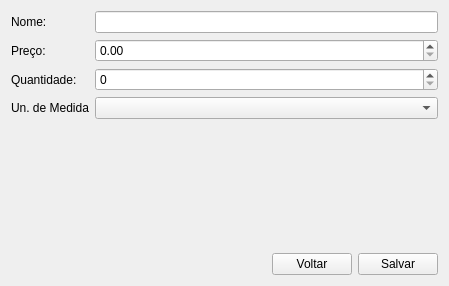
The window that src/produtos/produtoform.ui (kavvata/cpp-crud-produtos) describes before a commit, drawn with Qt 5.
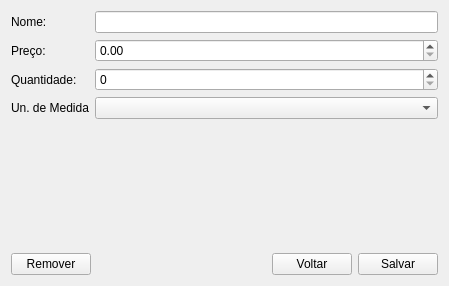
The same window after the commit.

Commit message: feat(form): implementacao de remoção de produto

The edit to the form file:
```diff
--- a/src/produtos/produtoform.ui
+++ b/src/produtos/produtoform.ui
@@ -60,6 +60,13 @@
    </item>
    <item>
     <layout class="QHBoxLayout" name="horizontalLayout_2">
+     <item>
+      <widget class="QPushButton" name="removerPushButton_">
+       <property name="text">
+        <string>Remover</string>
+       </property>
+      </widget>
+     </item>
      <item>
       <spacer name="horizontalSpacer">
        <property name="orientation">
```
The commit also changes 2 other files.
